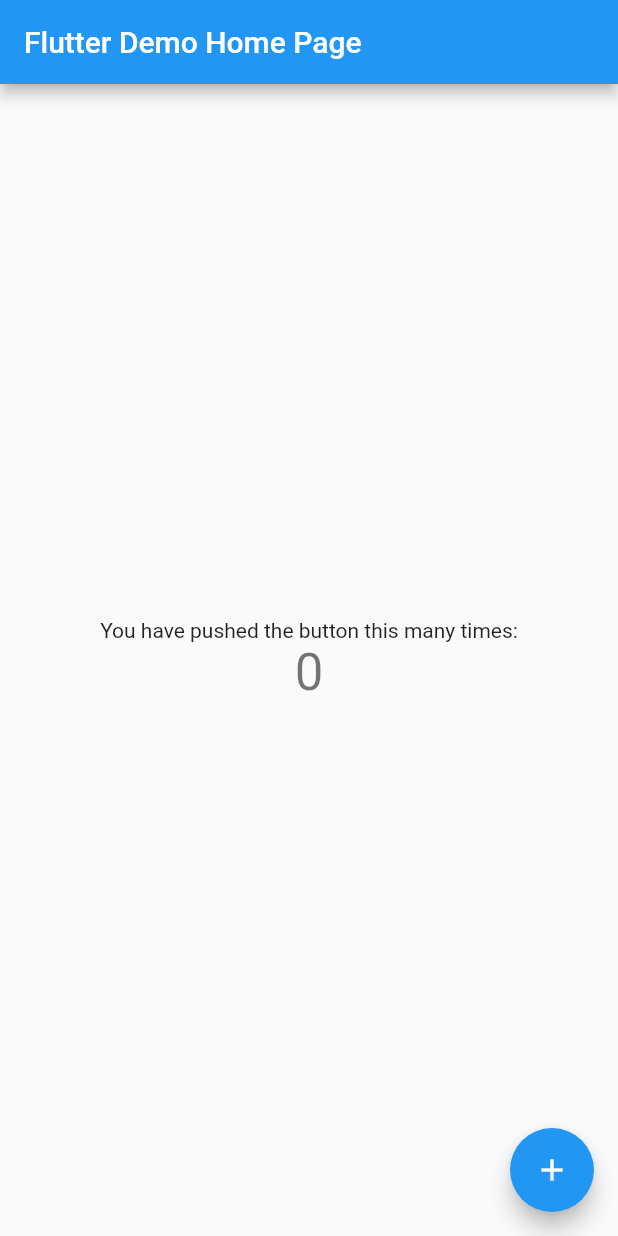
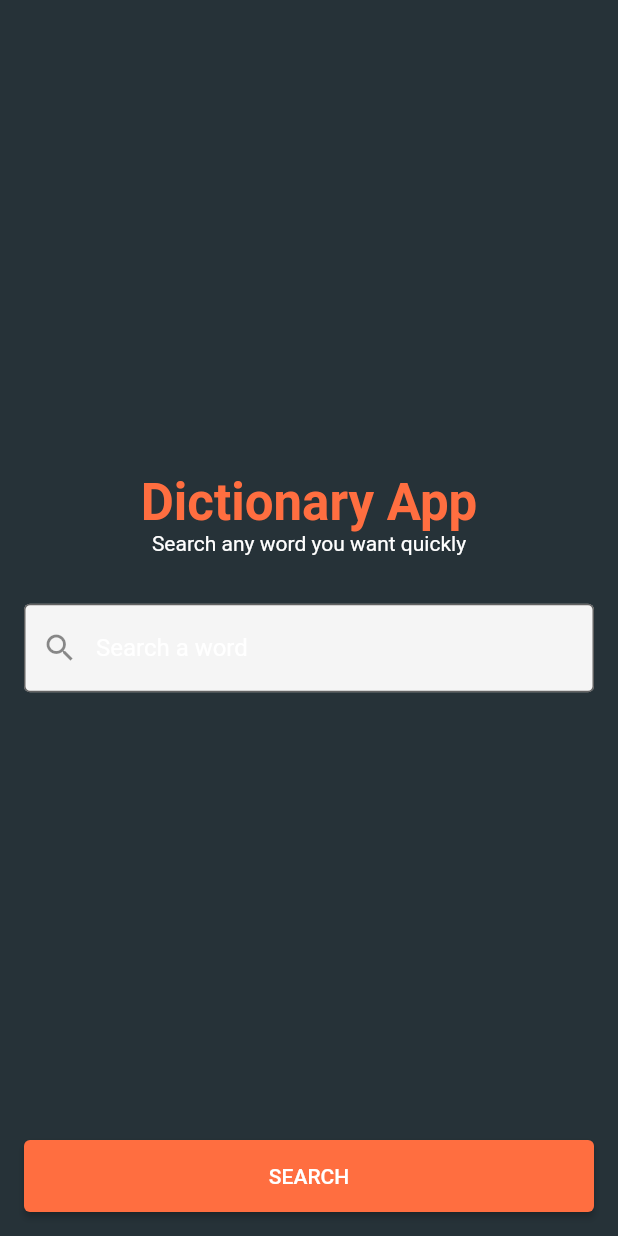
Before and after one commit to JohnSteck9/flutter_lab5, a Flutter app: the screen it shows after launch, on a phone screen of 412 x 824 dp. Run offline on Flutter 3.47's test engine with Material 2 defaults, Android fonts, the phone set to English and light mode, and no system bars; our stand-ins replace flutter_bloc.

Commit message:
created dictionary app

```diff
--- /dev/null
+++ b/lib/bloc/dictionary_cubit.dart
@@ -0,0 +1,49 @@
+import 'package:lab5_app/model/word_response.dart';
+import 'package:lab5_app/repo/word_repo.dart';
+import 'package:flutter/cupertino.dart';
+import 'package:flutter_bloc/flutter_bloc.dart';
+
+class DictionaryCubit extends Cubit<DictionaryState> {
+  final WordRepository _repository;
+
+  DictionaryCubit(this._repository) : super(NoWordSearchedState());
+
+  final queryController = TextEditingController();
+
+  Future getWordSearched() async{
+    emit(WordSearchingState());
+
+    try {
+      final words = await _repository.getWordsFromDictionary(queryController.text);
+
+      if(words == null){
+        emit(ErrorState("There is some issue"));
+      }else{
+        print(words.toString());
+        emit(WordSearchedState(words));
+        emit(NoWordSearchedState());
+      }
+    } on Exception catch (e) {
+      print(e);
+      emit(ErrorState(e.toString()));
+    }
+  }
+}
+
+abstract class DictionaryState {}
+
+class NoWordSearchedState extends DictionaryState {}
+
+class WordSearchingState extends DictionaryState {}
+
+class WordSearchedState extends DictionaryState {
+  final List<WordResponse> words;
+
+  WordSearchedState(this.words);
+}
+
+class ErrorState extends DictionaryState {
+  final message;
+
+  ErrorState(this.message);
+}
--- a/lib/main.dart
+++ b/lib/main.dart
@@ -1,4 +1,8 @@
+import 'package:lab5_app/bloc/dictionary_cubit.dart';
+import 'package:lab5_app/repo/word_repo.dart';
+import 'package:lab5_app/screens/home/home_screen.dart';
 import 'package:flutter/material.dart';
+import 'package:flutter_bloc/flutter_bloc.dart';
 
 void main() {
   runApp(const MyApp());
@@ -7,109 +11,17 @@
 class MyApp extends StatelessWidget {
   const MyApp({Key? key}) : super(key: key);
 
-  // This widget is the root of your application.
   @override
   Widget build(BuildContext context) {
     return MaterialApp(
       title: 'Flutter Demo',
       theme: ThemeData(
-        // This is the theme of your application.
-        //
-        // Try running your application with "flutter run". You'll see the
-        // application has a blue toolbar. Then, without quitting the app, try
-        // changing the primarySwatch below to Colors.green and then invoke
-        // "hot reload" (press "r" in the console where you ran "flutter run",
-        // or simply save your changes to "hot reload" in a Flutter IDE).
-        // Notice that the counter didn't reset back to zero; the application
-        // is not restarted.
         primarySwatch: Colors.blue,
       ),
-      home: const MyHomePage(title: 'Flutter Demo Home Page'),
+      home: BlocProvider(
+        child: HomeScreen(),
+        create: (context) => DictionaryCubit(WordRepository()),
+      ),
     );
   }
 }
-
-class MyHomePage extends StatefulWidget {
-  const MyHomePage({Key? key, required this.title}) : super(key: key);
-
-  // This widget is the home page of your application. It is stateful, meaning
-  // that it has a State object (defined below) that contains fields that affect
-  // how it looks.
-
-  // This class is the configuration for the state. It holds the values (in this
-  // case the title) provided by the parent (in this case the App widget) and
-  // used by the build method of the State. Fields in a Widget subclass are
-  // always marked "final".
-
-  final String title;
-
-  @override
-  State<MyHomePage> createState() => _MyHomePageState();
-}
-
-class _MyHomePageState extends State<MyHomePage> {
-  int _counter = 0;
-
-  void _incrementCounter() {
-    setState(() {
-      // This call to setState tells the Flutter framework that something has
-      // changed in this State, which causes it to rerun the build method below
-      // so that the display can reflect the updated values. If we changed
-      // _counter without calling setState(), then the build method would not be
-      // called again, and so nothing would appear to happen.
-      _counter++;
-    });
-  }
-
-  @override
-  Widget build(BuildContext context) {
-    // This method is rerun every time setState is called, for instance as done
-    // by the _incrementCounter method above.
-    //
-    // The Flutter framework has been optimized to make rerunning build methods
-    // fast, so that you can just rebuild anything that needs updating rather
-    // than having to individually change instances of widgets.
-    return Scaffold(
-      appBar: AppBar(
-        // Here we take the value from the MyHomePage object that was created by
-        // the App.build method, and use it to set our appbar title.
-        title: Text(widget.title),
-      ),
-      body: Center(
-        // Center is a layout widget. It takes a single child and positions it
-        // in the middle of the parent.
-        child: Column(
-          // Column is also a layout widget. It takes a list of children and
-          // arranges them vertically. By default, it sizes itself to fit its
-          // children horizontally, and tries to be as tall as its parent.
-          //
-          // Invoke "debug painting" (press "p" in the console, choose the
-          // "Toggle Debug Paint" action from the Flutter Inspector in Android
-          // Studio, or the "Toggle Debug Paint" command in Visual Studio Code)
-          // to see the wireframe for each widget.
-          //
-          // Column has various properties to control how it sizes itself and
-          // how it positions its children. Here we use mainAxisAlignment to
-          // center the children vertically; the main axis here is the vertical
-          // axis because Columns are vertical (the cross axis would be
-          // horizontal).
-          mainAxisAlignment: MainAxisAlignment.center,
-          children: <Widget>[
-            const Text(
-              'You have pushed the button this many times:',
-            ),
-            Text(
-              '$_counter',
-              style: Theme.of(context).textTheme.headline4,
-            ),
-          ],
-        ),
-      ),
-      floatingActionButton: FloatingActionButton(
-        onPressed: _incrementCounter,
-        tooltip: 'Increment',
-        child: const Icon(Icons.add),
-      ), // This trailing comma makes auto-formatting nicer for build methods.
-    );
-  }
-}
--- /dev/null
+++ b/lib/model/word_response.dart
@@ -0,0 +1,96 @@
+// To parse this JSON data, do
+// final wordResponse = wordResponseFromJson(jsonString);
+
+import 'dart:convert';
+
+List<WordResponse> wordResponseFromJson(String str) => List<WordResponse>.from(json.decode(str).map((x) => WordResponse.fromJson(x)));
+
+String wordResponseToJson(List<WordResponse> data) => json.encode(List<dynamic>.from(data.map((x) => x.toJson())));
+
+class WordResponse {
+  WordResponse({
+    required this.word,
+    required this.phonetics,
+    required this.meanings,
+  });
+
+  String word;
+  List<Phonetic> phonetics;
+  List<Meaning> meanings;
+
+  factory WordResponse.fromJson(Map<String, dynamic> json) => WordResponse(
+    word: json["word"],
+    phonetics: List<Phonetic>.from(json["phonetics"].map((x) => Phonetic.fromJson(x))),
+    meanings: List<Meaning>.from(json["meanings"].map((x) => Meaning.fromJson(x))),
+  );
+
+  Map<String, dynamic> toJson() => {
+    "word": word,
+    "phonetics": List<dynamic>.from(phonetics.map((x) => x.toJson())),
+    "meanings": List<dynamic>.from(meanings.map((x) => x.toJson())),
+  };
+}
+
+class Meaning {
+  Meaning({
+    required this.partOfSpeech,
+    required this.definitions,
+  });
+
+  String partOfSpeech;
+  List<Definition> definitions;
+
+  factory Meaning.fromJson(Map<String, dynamic> json) => Meaning(
+    partOfSpeech: json["partOfSpeech"],
+    definitions: List<Definition>.from(json["definitions"].map((x) => Definition.fromJson(x))),
+  );
+
+  Map<String, dynamic> toJson() => {
+    "partOfSpeech": partOfSpeech,
+    "definitions": List<dynamic>.from(definitions.map((x) => x.toJson())),
+  };
+}
+
+class Definition {
+  Definition({
+    required this.definition,
+    required this.example,
+    required this.synonyms,
+  });
+
+  String definition;
+  String example;
+  List<String> synonyms;
+
+  factory Definition.fromJson(Map<String, dynamic> json) => Definition(
+    definition: json["definition"],
+    example: json["example"],
+    synonyms: List<String>.from(json["synonyms"].map((x) => x)),
+  );
+
+  Map<String, dynamic> toJson() => {
+    "definition": definition,
+    "example": example,
+    "synonyms": List<dynamic>.from(synonyms.map((x) => x)),
+  };
+}
+
+class Phonetic {
+  Phonetic({
+    required this.text,
+    required this.audio,
+  });
+
+  String text;
+  String audio;
+
+  factory Phonetic.fromJson(Map<String, dynamic> json) => Phonetic(
+    text: json["text"],
+    audio: json["audio"],
+  );
+
+  Map<String, dynamic> toJson() => {
+    "text": text,
+    "audio": audio,
+  };
+}
--- /dev/null
+++ b/lib/screens/home/home_screen.dart
@@ -0,0 +1,100 @@
+import 'package:lab5_app/bloc/dictionary_cubit.dart';
+import 'package:lab5_app/screens/list/list_screen.dart';
+import 'package:flutter/material.dart';
+import 'package:flutter_bloc/flutter_bloc.dart';
+
+class HomeScreen extends StatelessWidget {
+  getDictionaryFormWidget(BuildContext context) {
+    final cubit = context.watch<DictionaryCubit>();
+
+    return Container(
+      padding: const EdgeInsets.all(16),
+      child: Column(
+        children: [
+          Spacer(),
+          Text(
+            "Dictionary App",
+            style: TextStyle(
+              color: Colors.deepOrangeAccent,
+              fontSize: 34,
+              fontWeight: FontWeight.bold,
+            ),
+          ),
+          Text(
+            "Search any word you want quickly",
+            style: TextStyle(
+              color: Colors.white,
+              fontSize: 14,
+            ),
+          ),
+          SizedBox(
+            height: 32,
+          ),
+          TextField(
+            controller: cubit.queryController,
+            decoration: InputDecoration(
+              hintText: "Search a word",
+              border: OutlineInputBorder(
+                borderRadius: BorderRadius.circular(4),
+                borderSide: BorderSide(color: Colors.transparent),
+              ),
+              fillColor: Colors.grey[100],
+              filled: true,
+              prefixIcon: Icon(Icons.search),
+              hintStyle: TextStyle(color: Colors.white),
+            ),
+          ),
+          Spacer(),
+          Container(
+            width: double.infinity,
+            child: ElevatedButton(
+              onPressed: () {
+                cubit.getWordSearched();
+              },
+              style: ElevatedButton.styleFrom(
+                  primary: Colors.deepOrangeAccent,
+                  padding: const EdgeInsets.all(16)),
+              child: Text("SEARCH"),
+            ),
+          ),
+        ],
+      ),
+    );
+  }
+
+  getLoadingWidget() {
+    return Center(child: CircularProgressIndicator());
+  }
+
+  getErrorWidget(message) {
+    return Center(child: Text(message, style: TextStyle(color: Colors.white),));
+  }
+
+  @override
+  Widget build(BuildContext context) {
+    final cubit = context.watch<DictionaryCubit>();
+
+    return BlocListener(
+      listener: (context, state) {
+        if (state is WordSearchedState && state.words != null) {
+          Navigator.push(
+            context,
+            MaterialPageRoute(
+              builder: (context) => ListScreen(state.words),
+            ),
+          );
+        }
+      },
+      bloc: cubit,
+      child: Scaffold(
+          backgroundColor: Colors.blueGrey[900],
+          body: cubit.state is WordSearchingState
+              ? getLoadingWidget()
+              : cubit.state is ErrorState
+                  ? getErrorWidget("Some Error")
+                  : cubit.state is NoWordSearchedState
+                      ? getDictionaryFormWidget(context)
+                      : Container()),
+    );
+  }
+}
--- a/pubspec.yaml
+++ b/pubspec.yaml
@@ -34,6 +34,8 @@
   # The following adds the Cupertino Icons font to your application.
   # Use with the CupertinoIcons class for iOS style icons.
   cupertino_icons: ^1.0.2
+  flutter_bloc: ^7.0.0
+  http: ^0.13.1
 
 dev_dependencies:
   flutter_test:
```
Also changed, not shown: lib/repo/word_repo.dart (added, +25 -0 lines), lib/screens/detail/detail_screen.dart (added, +65 -0 lines), lib/screens/list/list_screen.dart (added, +36 -0 lines), lib/service/http_service.dart (added, +19 -0 lines), pubspec.lock, 1 other file.
